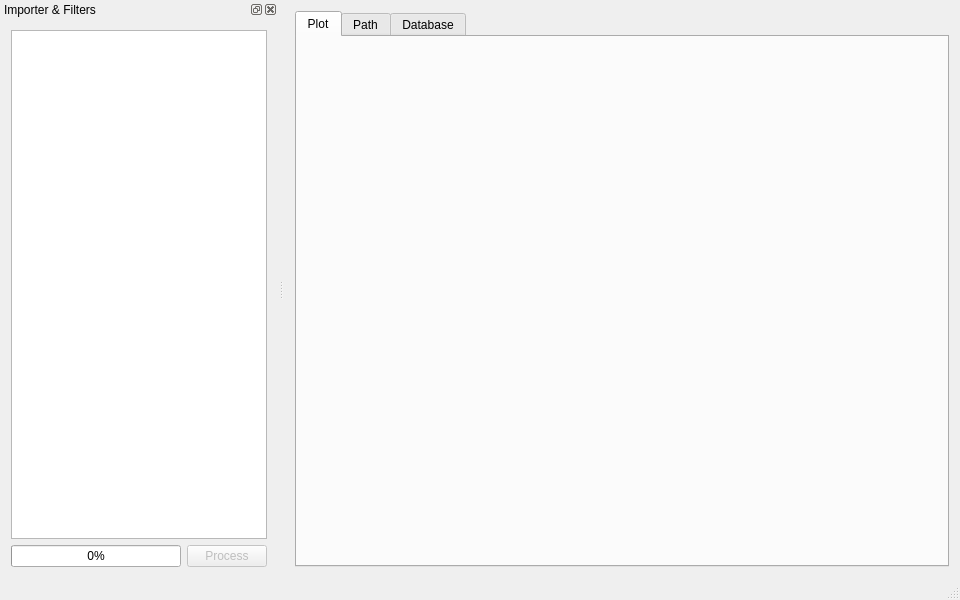
Old version of the form mainwindow.ui in the repository BugenZhao/MTAnalyzer.
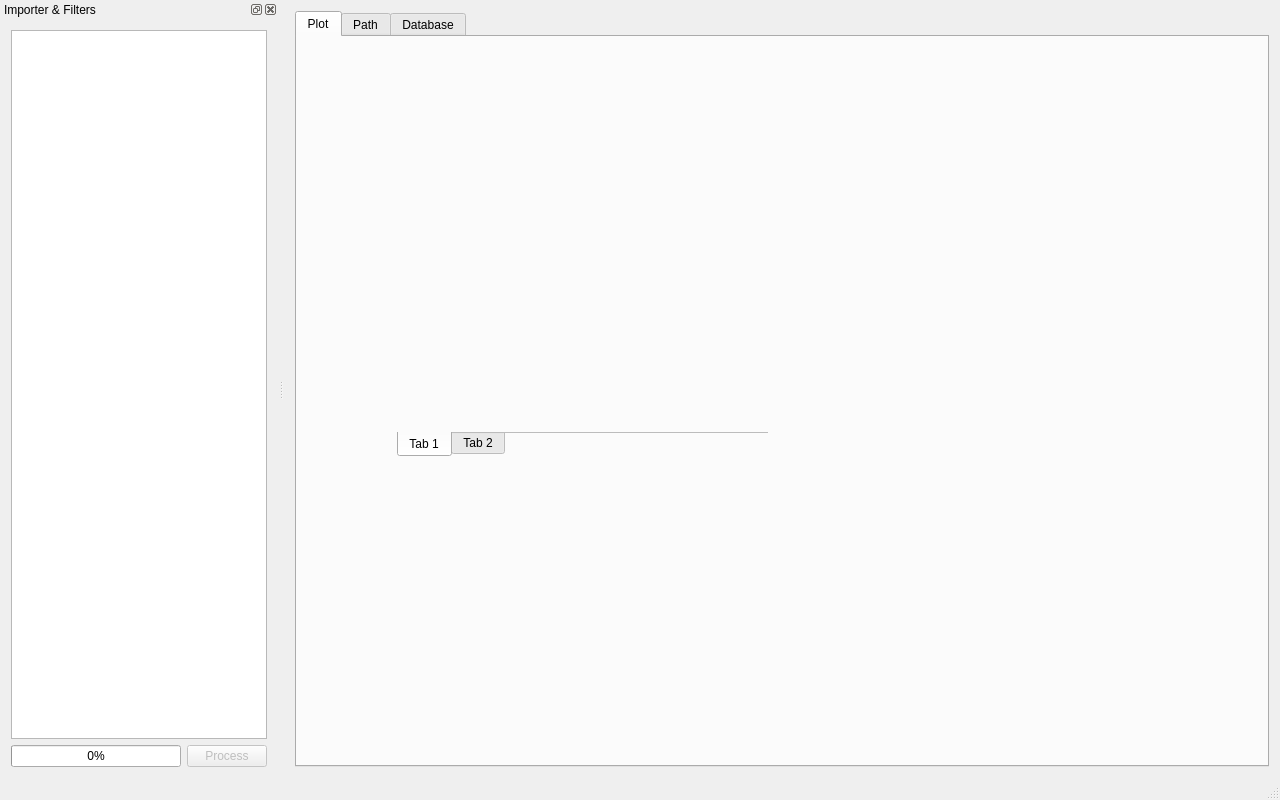
New version of the form.

Commit message: 2019.12.7 Dynamic plot

The edit to the form file:
```diff
--- a/mainwindow.ui
+++ b/mainwindow.ui
@@ -6,15 +6,15 @@
    <rect>
     <x>0</x>
     <y>0</y>
-    <width>960</width>
-    <height>600</height>
+    <width>1280</width>
+    <height>800</height>
    </rect>
   </property>
   <property name="windowTitle">
    <string>Metro Traffic Analyzer</string>
   </property>
   <widget class="QWidget" name="centralWidget">
-   <layout class="QVBoxLayout" name="verticalLayout_4">
+   <layout class="QHBoxLayout" name="horizontalLayout_2">
     <item>
      <widget class="QTabWidget" name="tabs">
       <property name="sizePolicy">
@@ -30,6 +30,71 @@
        <attribute name="title">
         <string>Plot</string>
        </attribute>
+       <widget class="QTabWidget" name="plotTabs">
+        <property name="enabled">
+         <bool>true</bool>
+        </property>
+        <property name="geometry">
+         <rect>
+          <x>100</x>
+          <y>340</y>
+          <width>371</width>
+          <height>80</height>
+         </rect>
+        </property>
+        <property name="sizePolicy">
+         <sizepolicy hsizetype="Expanding" vsizetype="Expanding">
+          <horstretch>0</horstretch>
+          <verstretch>0</verstretch>
+         </sizepolicy>
+        </property>
+        <property name="mouseTracking">
+         <bool>false</bool>
+        </property>
+        <property name="layoutDirection">
+         <enum>Qt::LeftToRight</enum>
+        </property>
+        <property name="autoFillBackground">
+         <bool>false</bool>
+        </property>
+        <property name="tabPosition">
+         <enum>QTabWidget::South</enum>
+        </property>
+        <property name="tabShape">
+         <enum>QTabWidget::Rounded</enum>
+        </property>
+        <property name="currentIndex">
+         <number>0</number>
+        </property>
+        <property name="elideMode">
+         <enum>Qt::ElideRight</enum>
+        </property>
+        <property name="usesScrollButtons">
+         <bool>false</bool>
+        </property>
+        <property name="documentMode">
+         <bool>true</bool>
+        </property>
+        <property name="tabsClosable">
+         <bool>false</bool>
+        </property>
+        <property name="movable">
+         <bool>true</bool>
+        </property>
+        <property name="tabBarAutoHide">
+         <bool>false</bool>
+        </property>
+        <widget class="QWidget" name="plotTab1">
+         <attribute name="title">
+          <string>Tab 1</string>
+         </attribute>
+        </widget>
+        <widget class="QWidget" name="plotTab2">
+         <attribute name="title">
+          <string>Tab 2</string>
+         </attribute>
+        </widget>
+       </widget>
       </widget>
       <widget class="QWidget" name="tab2">
        <attribute name="title">
```
Left out of the diff: 2 changed lines with no effect on the pictures. The commit also changes 12 other files.
